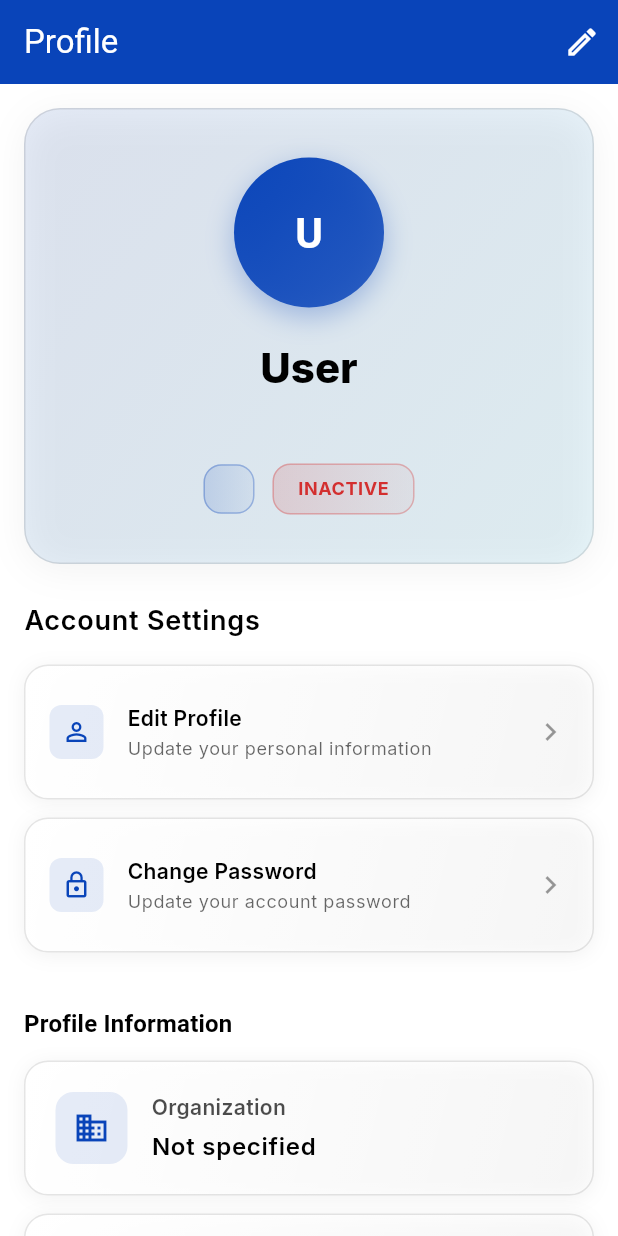
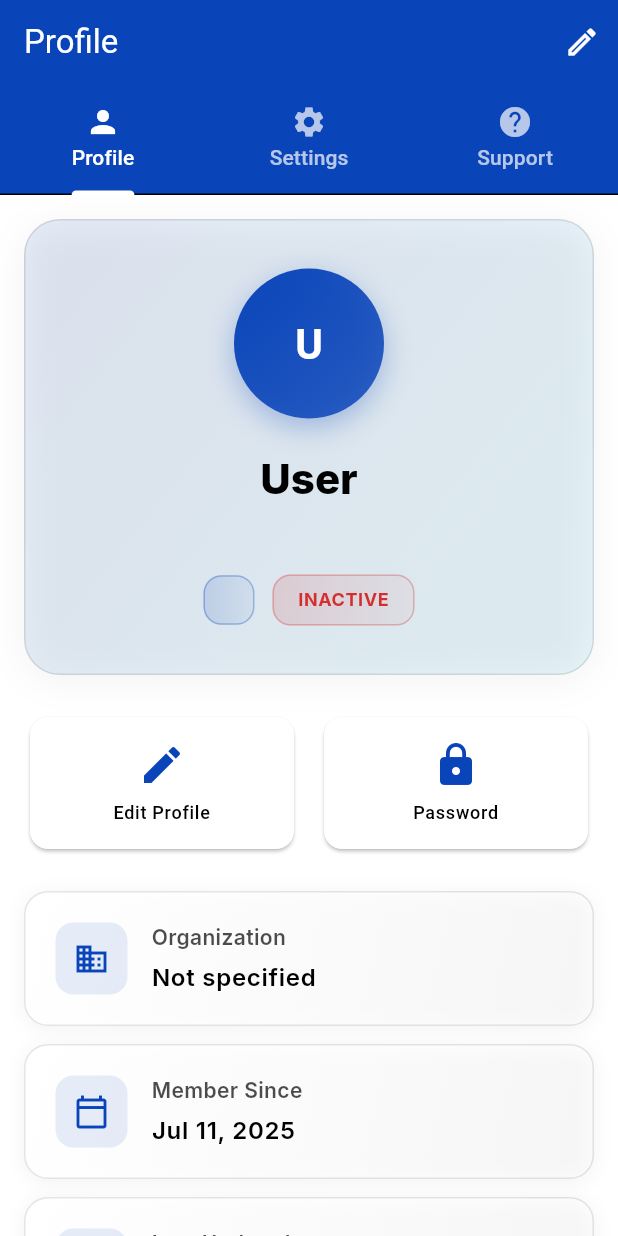
Before and after one commit to matanguihanbenson/agos-p2a, a Flutter app: the _ProfileBody screen opened directly with empty values, on a phone screen of 412 x 824 dp. Run offline on Flutter 3.47's test engine with Material 3 defaults, Android fonts, the phone set to English and light mode, and no system bars; our stand-ins replace badges, cloud_firestore, firebase_auth, firebase_core, firebase_database, flutter_map and 3 more; accounts and stored records are empty.

Commit message:
improved profile screen

```diff
--- a/lib/modules/profile/presentation/pages/profile_screen.dart
+++ b/lib/modules/profile/presentation/pages/profile_screen.dart
@@ -56,9 +56,9 @@ class _ProfileBody extends StatelessWidget {
 
   @override
   Widget build(BuildContext context) {
-    final theme = Theme.of(context);
-
-    return Scaffold(
+    return DefaultTabController(
+      length: 3,
+      child: Scaffold(
         appBar: AppBar(
           title: const Text('Profile'),
           actions: [
@@ -68,14 +68,88 @@ class _ProfileBody extends StatelessWidget {
                   ProfileDialogs.showEditProfileDialog(context, userProfile),
             ),
           ],
+          bottom: TabBar(
+            indicatorColor: Colors.white,
+            labelColor: Colors.white,
+            unselectedLabelColor: Colors.white70,
+            tabs: [
+              Tab(icon: Icon(Icons.person), text: 'Profile'),
+              Tab(icon: Icon(Icons.settings), text: 'Settings'),
+              Tab(icon: Icon(Icons.help), text: 'Support'),
+            ],
           ),
-      body: SingleChildScrollView(
+        ),
+        body: TabBarView(
+          children: [
+            _ProfileTab(userProfile: userProfile),
+            _SettingsTab(userProfile: userProfile),
+            _SupportTab(),
+          ],
+        ),
+      ),
+    );
+  }
+}
+
+class _ProfileTab extends StatelessWidget {
+  final UserProfile userProfile;
+  const _ProfileTab({required this.userProfile});
+
+  @override
+  Widget build(BuildContext context) {
+    return SingleChildScrollView(
       padding: const EdgeInsets.all(16.0),
       child: Column(
         crossAxisAlignment: CrossAxisAlignment.start,
         children: [
           ProfileHeader(userProfile: userProfile),
           const SizedBox(height: 24),
+
+          // Quick Actions
+          Row(
+            children: [
+              Expanded(
+                child: _QuickActionCard(
+                  icon: Icons.edit,
+                  label: 'Edit Profile',
+                  onTap: () => ProfileDialogs.showEditProfileDialog(
+                    context,
+                    userProfile,
+                  ),
+                ),
+              ),
+              const SizedBox(width: 12),
+              Expanded(
+                child: _QuickActionCard(
+                  icon: Icons.lock,
+                  label: 'Password',
+                  onTap: () => ProfileDialogs.showChangePasswordDialog(context),
+                ),
+              ),
+            ],
+          ),
+          const SizedBox(height: 24),
+
+          ProfileInfoCards(userProfile: userProfile),
+          const SizedBox(height: 32),
+        ],
+      ),
+    );
+  }
+}
+
+class _SettingsTab extends StatelessWidget {
+  final UserProfile userProfile;
+  const _SettingsTab({required this.userProfile});
+
+  @override
+  Widget build(BuildContext context) {
+    final theme = Theme.of(context);
+
+    return SingleChildScrollView(
+      padding: const EdgeInsets.all(16.0),
+      child: Column(
+        children: [
           SettingsSection(
             title: 'Account Settings',
             items: [
@@ -83,10 +157,8 @@ class _ProfileBody extends StatelessWidget {
                 title: 'Edit Profile',
                 subtitle: 'Update your personal information',
                 icon: Icons.person_outline,
-                  onTap: () => ProfileDialogs.showEditProfileDialog(
-                    context,
-                    userProfile,
-                  ),
+                onTap: () =>
+                    ProfileDialogs.showEditProfileDialog(context, userProfile),
               ),
               SettingsItem(
                 title: 'Change Password',
@@ -97,16 +169,54 @@ class _ProfileBody extends StatelessWidget {
             ],
           ),
           const SizedBox(height: 24),
-            Text(
-              'Profile Information',
-              style: theme.textTheme.titleMedium?.copyWith(
-                fontWeight: FontWeight.w600,
-                color: theme.colorScheme.onSurface,
+
+          SettingsSection(
+            title: 'Data & Privacy',
+            items: [
+              SettingsItem(
+                title: 'Export Data',
+                subtitle: 'Download your account data',
+                icon: Icons.download,
+                onTap: () => ProfileDialogs.exportData(context),
               ),
+            ],
           ),
-            const SizedBox(height: 12),
-            ProfileInfoCards(userProfile: userProfile),
           const SizedBox(height: 24),
+
+          SettingsSection(
+            title: 'Account Actions',
+            items: [
+              SettingsItem(
+                title: 'Delete Account',
+                subtitle: 'Permanently delete your account',
+                icon: Icons.delete_forever,
+                onTap: () => ProfileDialogs.showDeleteAccountDialog(context),
+                isDestructive: true,
+              ),
+              SettingsItem(
+                title: 'Sign Out',
+                subtitle: 'Sign out of your account',
+                icon: Icons.logout,
+                onTap: () => ProfileDialogs.showSignOutDialog(context),
+                isDestructive: true,
+              ),
+            ],
+            titleColor: theme.colorScheme.error,
+          ),
+          const SizedBox(height: 32),
+        ],
+      ),
+    );
+  }
+}
+
+class _SupportTab extends StatelessWidget {
+  @override
+  Widget build(BuildContext context) {
+    return SingleChildScrollView(
+      padding: const EdgeInsets.all(16.0),
+      child: Column(
+        children: [
           SettingsSection(
             title: 'Help & Support',
             items: [
@@ -130,35 +240,45 @@ class _ProfileBody extends StatelessWidget {
               ),
             ],
           ),
-            const SizedBox(height: 24),
-            SettingsSection(
-              title: 'Account Actions',
-              items: [
-                SettingsItem(
-                  title: 'Export Data',
-                  subtitle: 'Download your account data',
-                  icon: Icons.download,
-                  onTap: () => ProfileDialogs.exportData(context),
+          const SizedBox(height: 32),
+        ],
       ),
-                SettingsItem(
-                  title: 'Delete Account',
-                  subtitle: 'Permanently delete your account',
-                  icon: Icons.delete_forever,
-                  onTap: () => ProfileDialogs.showDeleteAccountDialog(context),
-                  isDestructive: true,
-                ),
-                SettingsItem(
-                  title: 'Sign Out',
-                  subtitle: 'Sign out of your account',
-                  icon: Icons.logout,
-                  onTap: () => ProfileDialogs.showSignOutDialog(context),
-                  isDestructive: true,
+    );
+  }
+}
+
+class _QuickActionCard extends StatelessWidget {
+  final IconData icon;
+  final String label;
+  final VoidCallback onTap;
+
+  const _QuickActionCard({
+    required this.icon,
+    required this.label,
+    required this.onTap,
+  });
+
+  @override
+  Widget build(BuildContext context) {
+    final theme = Theme.of(context);
+
+    return Card(
+      child: InkWell(
+        onTap: onTap,
+        borderRadius: BorderRadius.circular(12),
+        child: Padding(
+          padding: const EdgeInsets.all(16.0),
+          child: Column(
+            children: [
+              Icon(icon, size: 32, color: theme.colorScheme.primary),
+              const SizedBox(height: 8),
+              Text(
+                label,
+                style: theme.textTheme.labelMedium,
+                textAlign: TextAlign.center,
               ),
             ],
-              titleColor: theme.colorScheme.error,
           ),
-            const SizedBox(height: 32),
-          ],
         ),
       ),
     );
```
Lines whose indentation alone changed are shown as unchanged.
